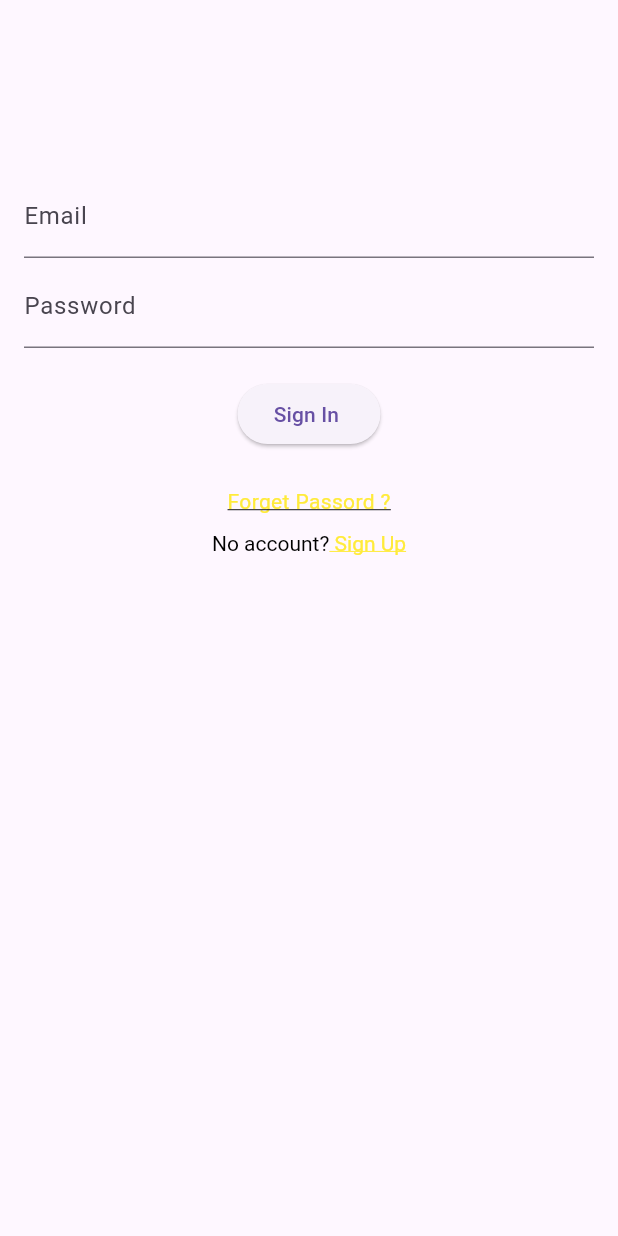
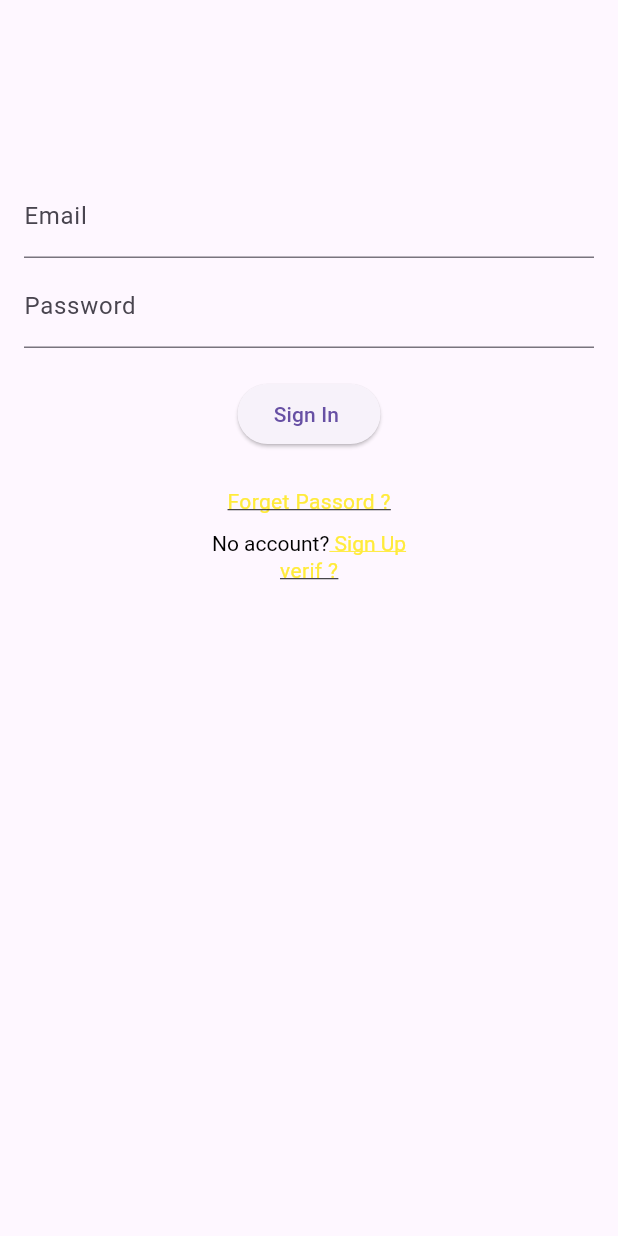
Before and after one commit to sakriwassim/verify_email_firebase_auth_flutter, a Flutter app: the screen it shows after launch, on a phone screen of 412 x 824 dp. Run offline on Flutter 3.47's test engine with Material 3 defaults, Android fonts, the phone set to English and light mode, and no system bars; our stand-ins replace firebase_auth, firebase_core; missing offline and left inert: firebase_app_check; accounts and stored records are empty.

Commit message:
some new code

```diff
--- a/lib/forgetpasswordpage.dart
+++ b/lib/forgetpasswordpage.dart
@@ -1,7 +1,5 @@
 import 'package:flutter/material.dart';
 import 'package:firebase_auth/firebase_auth.dart';
-import 'package:verify_email_firebase_auth_flutter/utils.dart';
-
 
 class ForgetPasswordPage extends StatefulWidget {
   const ForgetPasswordPage({Key? key}) : super(key: key);
--- a/lib/loginwidget.dart
+++ b/lib/loginwidget.dart
@@ -3,6 +3,7 @@ import 'package:flutter/material.dart';
 import 'package:firebase_auth/firebase_auth.dart';
 import 'package:verify_email_firebase_auth_flutter/utils.dart';
 
+import 'email_verification_page.dart';
 import 'forgetpasswordpage.dart';
 import 'main.dart';
 
@@ -146,6 +147,18 @@ class _LoginWidgetState extends State<LoginWidget> {
                   ),
                 ],
               ),
+            ),
+            InkWell(
+              onTap: () => Navigator.of(context).push(MaterialPageRoute(
+                builder: (context) => EmailVerificationScreen(),
+              )),
+              child: const Text(
+                "verif ?",
+                style: TextStyle(
+                  decoration: TextDecoration.underline,
+                  color: Colors.yellow,
+                ),
+              ),
             )
           ],
         ),
--- a/lib/main.dart
+++ b/lib/main.dart
@@ -2,6 +2,7 @@ import 'package:firebase_app_check/firebase_app_check.dart';
 import 'package:firebase_core/firebase_core.dart';
 import 'package:flutter/material.dart';
 import 'package:firebase_auth/firebase_auth.dart';
+import 'email_verification_page.dart';
 import 'firebase_options.dart';
 import 'homepage.dart';
 import 'loginwidget.dart';
@@ -71,7 +72,7 @@ class MainPage extends StatelessWidget {
               child: Text("Someting went wrong!"),
             );
           }else if (snapshot.hasData) {
-            return HomePage();
+            return EmailVerificationScreen() ;// HomePage();
           } else {
             return LoginWidget();
           }
```
Also changed, not shown: lib/email_verification_page.dart (+17 -5 lines), 1 other file.
